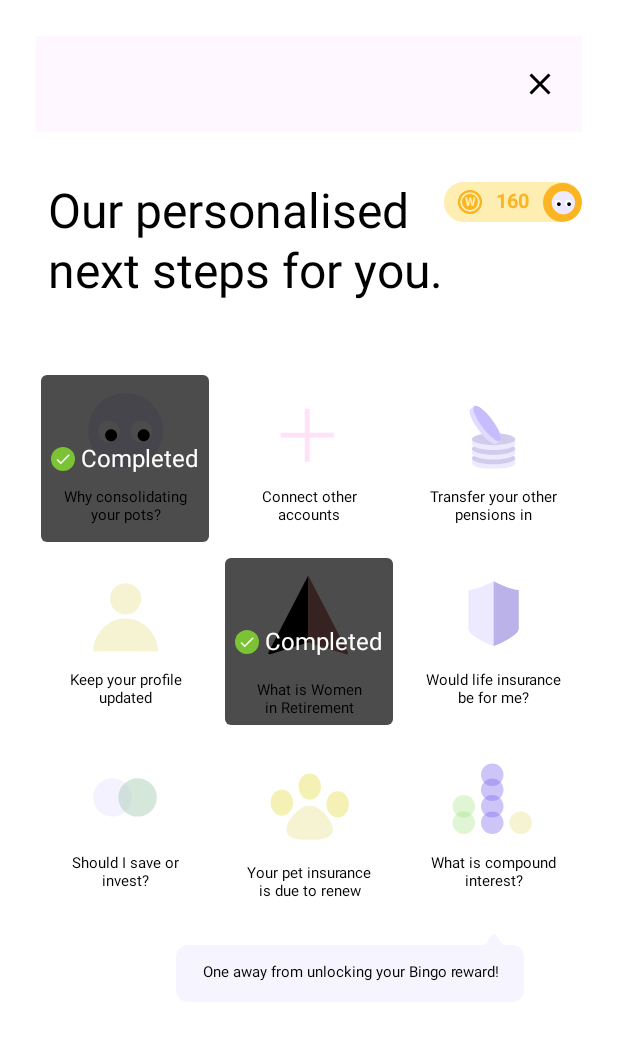
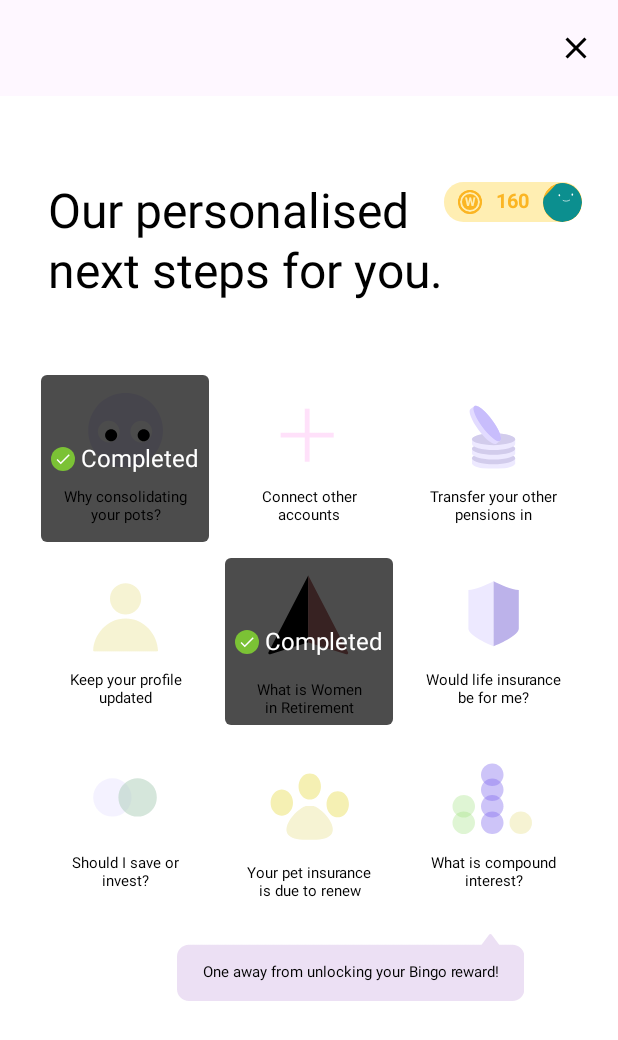
Before and after one commit to usmanzk222/PensionsDemoApp, an Android app built with Jetpack Compose: the @Preview function BingoScreenPreview, on a phone screen of 412 x 824 dp. Shown: the top 1040 px of the screen. Run offline under Robolectric (Android 15) with nearby library versions, the phone set to English and light mode, and no system bars.

Commit message:
Fixed padding for the Rewards Screen Appbar

```diff
--- a/app/src/main/java/com/lbg/pensionsdemo/ui/BingoScreen.kt
+++ b/app/src/main/java/com/lbg/pensionsdemo/ui/BingoScreen.kt
@@ -53,9 +53,13 @@ fun BingoScreen(
             Column(
                 modifier = Modifier
                     .fillMaxSize()
+            ) {
+                AppBarWithClose(onCloseClicked = onCloseClicked)
+                Column(
+                    modifier = Modifier
+                        .fillMaxSize()
                         .padding(24.dp)
                 ) {
-                AppBarWithClose(onCloseClicked = onCloseClicked)
                     Spacer(modifier = Modifier.height(33.dp))
                     ScreenTitle(Modifier)
                     Spacer(modifier = Modifier.height(45.dp))
@@ -64,13 +68,13 @@ fun BingoScreen(
                     SpeechBubble()
                 }
             }
+        }
 
         // Rewards card positioned at the very bottom
         if (isRewardCardVisible) {
             RewardsCard(
                 modifier = Modifier
-                    .align(Alignment.BottomCenter) // Align to the bottom of the screen
-                // Optional padding to give some space from the edges
+                    .align(Alignment.BottomCenter)
             )
         }
     }
@@ -225,7 +229,7 @@ fun SpeechBubble() {
     ) {
         Box {
             Image(
-                painter = painterResource(R.drawable.speech_bubblee),
+                painter = painterResource(R.drawable.speech_bubble),
                 contentDescription = "Cell Icon",
             )
         }
--- a/app/src/main/java/com/lbg/pensionsdemo/ui/CoinRewardAnimation.kt
+++ b/app/src/main/java/com/lbg/pensionsdemo/ui/CoinRewardAnimation.kt
@@ -37,7 +37,6 @@ import androidx.compose.ui.text.font.FontWeight
 import androidx.compose.ui.tooling.preview.Preview
 import androidx.compose.ui.unit.dp
 import androidx.compose.ui.unit.sp
-import coil.compose.rememberAsyncImagePainter
 import com.lbg.pensionsdemo.R
 import com.lbg.pensionsdemo.ui.theme.RewardCoinCard
 import com.lbg.pensionsdemo.ui.theme.RewardCoinCardLighter
@@ -152,9 +151,8 @@ fun UserProfileCircle() {
             contentAlignment = Alignment.Center
         ) {
             Image(
-                painter = painterResource(R.drawable.eyeing_emoji), //todo switch to octopus icon
+                painter = painterResource(R.drawable.profile_vector),
                 contentDescription = "Profile Image",
-                modifier = Modifier.padding(2.dp)
             )
         }
     }
--- a/app/src/main/java/com/lbg/pensionsdemo/ui/PensionsDemoApp.kt
+++ b/app/src/main/java/com/lbg/pensionsdemo/ui/PensionsDemoApp.kt
@@ -37,7 +37,7 @@ fun PensionsDemoApp(navigationTarget: String?, navController: NavHostController
         NavHost(navController = navController, startDestination = AppScreens.LANDING.route) {
             composable(AppScreens.LANDING.route) {
               //  LandingPage(paddingValues)
-                BingoScreen(onCloseClicked = {}, navigateToBingoCellScreen = {}, true)
+                BingoScreen(onCloseClicked = {}, navigateToBingoCellScreen = {}, false)
             }
 
             navigation( route = AppScreens.GREETINGS.route, startDestination = AppScreens.GREETINGS_HOME.route){
--- /dev/null
+++ b/app/src/main/res/drawable/profile_vector.xml
@@ -0,0 +1,32 @@
+<vector xmlns:android="http://schemas.android.com/apk/res/android"
+    android:width="26dp"
+    android:height="26dp"
+    android:viewportWidth="26"
+    android:viewportHeight="26">
+  <group>
+    <clip-path
+        android:pathData="M0,0h26v26h-26z"/>
+    <group>
+      <clip-path
+          android:pathData="M26,13C26,5.82 20.18,0 13,0C5.82,0 0,5.82 0,13C0,20.18 5.82,26 13,26C20.18,26 26,20.18 26,13Z"/>
+      <path
+          android:pathData="M26,0H0V26H26V0Z"
+          android:fillColor="#FBB523"/>
+      <path
+          android:pathData="M20.175,30.511L33.179,16.567C34.974,14.641 34.869,11.625 32.944,9.83L18.999,-3.174C17.074,-4.969 14.057,-4.864 12.262,-2.938L-0.741,11.006C-2.537,12.931 -2.431,15.948 -0.506,17.743L13.438,30.746C15.364,32.542 18.38,32.437 20.175,30.511Z"
+          android:fillColor="#0C8F8F"/>
+      <path
+          android:pathData="M13.441,11.667C14.922,12.313 16.364,12.237 17.769,11.44"
+          android:strokeWidth="0.444444"
+          android:fillColor="#00000000"
+          android:strokeColor="#ffffff"
+          android:strokeLineCap="round"/>
+      <path
+          android:pathData="M11.45,8.156C11.429,7.757 11.17,7.447 10.871,7.463C10.572,7.478 10.347,7.814 10.368,8.212C10.389,8.611 10.648,8.921 10.947,8.905C11.245,8.889 11.471,8.554 11.45,8.156Z"
+          android:fillColor="#ffffff"/>
+      <path
+          android:pathData="M20.104,7.702C20.083,7.304 19.824,6.993 19.525,7.009C19.227,7.025 19.001,7.36 19.022,7.759C19.043,8.157 19.302,8.467 19.601,8.452C19.9,8.436 20.125,8.1 20.104,7.702Z"
+          android:fillColor="#ffffff"/>
+    </group>
+  </group>
+</vector>
--- a/app/src/main/res/drawable/speech_bubblee.xml
+++ b/app/src/main/res/drawable/speech_bubble.xml
@@ -1,12 +1,12 @@
 <vector xmlns:android="http://schemas.android.com/apk/res/android"
-    android:width="232dp"
+    android:width="235dp"
     android:height="46dp"
-    android:viewportWidth="232"
+    android:viewportWidth="235"
     android:viewportHeight="46">
   <path
-      android:pathData="M8,8L224,8A8,8 0,0 1,232 16L232,38A8,8 0,0 1,224 46L8,46A8,8 0,0 1,0 38L0,16A8,8 0,0 1,8 8z"
-      android:fillColor="#F6F4FF"/>
+      android:pathData="M8,8L227,8A8,8 0,0 1,235 16L235,38A8,8 0,0 1,227 46L8,46A8,8 0,0 1,0 38L0,16A8,8 0,0 1,8 8z"
+      android:fillColor="#ECE0F4"/>
   <path
       android:pathData="M211.2,1.07L201.2,14.4C200.71,15.06 201.18,16 202,16H222C222.82,16 223.29,15.06 222.8,14.4L212.8,1.07C212.4,0.53 211.6,0.53 211.2,1.07Z"
-      android:fillColor="#F6F4FF"/>
+      android:fillColor="#ECE0F4"/>
 </vector>
```
Lines whose indentation alone changed are shown as unchanged.
